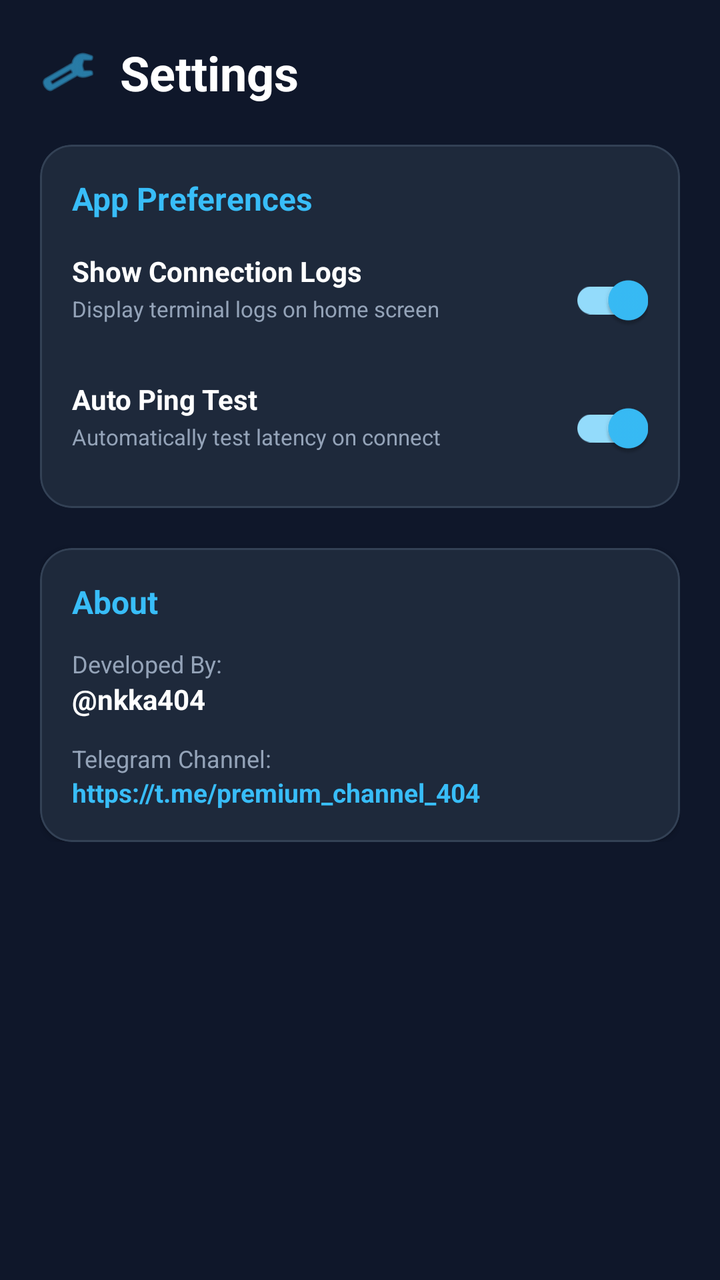
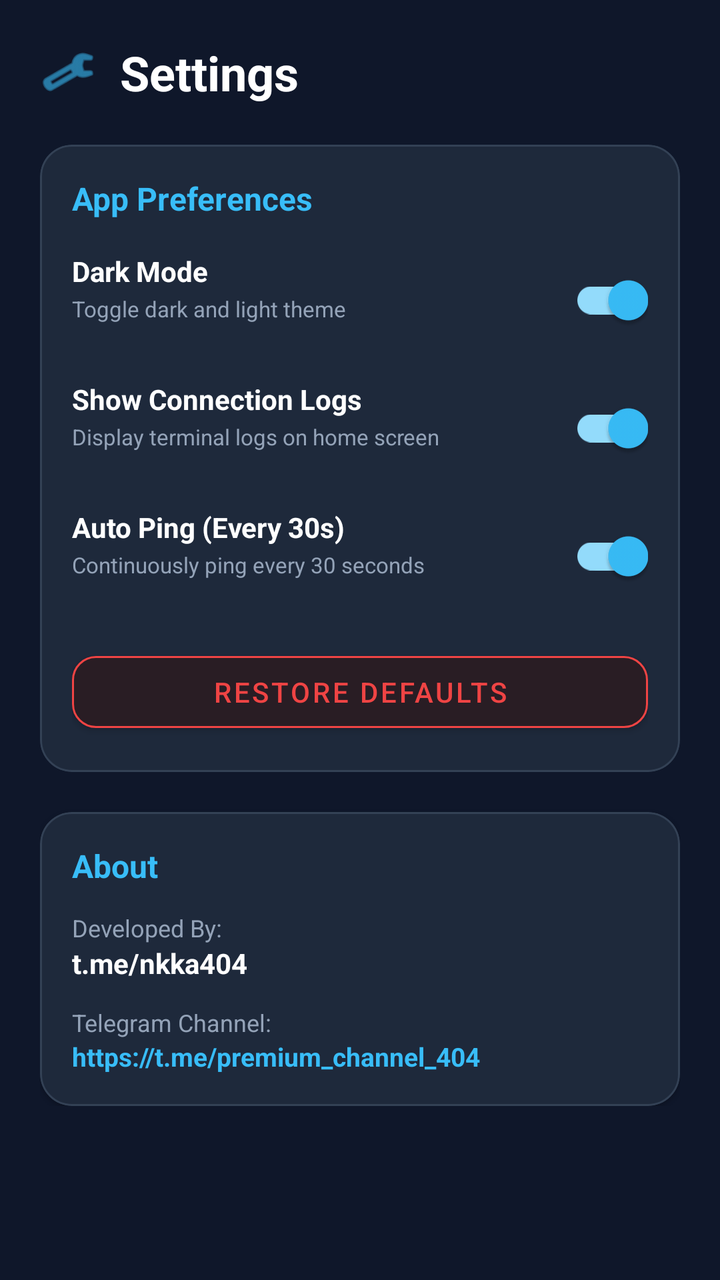

Screens rendered from an Android XML layout before and after an edit, with the pre-edit source and the edit as a unified diff.
<!-- AndroidManifest.xml: application theme AppTheme -->
<!-- res/layout/nav_drawer.xml -->
<?xml version="1.0" encoding="utf-8"?>
<ScrollView xmlns:android="http://schemas.android.com/apk/res/android"
    xmlns:app="http://schemas.android.com/apk/res-auto"
    android:layout_width="300dp"
    android:layout_height="match_parent"
    android:layout_gravity="start"
    android:background="#0F172A">

    <LinearLayout
        android:layout_width="match_parent"
        android:layout_height="wrap_content"
        android:orientation="vertical"
        android:padding="20dp">

        
        <LinearLayout
            android:layout_width="match_parent"
            android:layout_height="wrap_content"
            android:gravity="center_vertical"
            android:orientation="horizontal">

            <ImageView
                android:layout_width="28dp"
                android:layout_height="28dp"
                android:src="@android:drawable/ic_menu_preferences"
                app:tint="#38BDF8" />

            <TextView
                android:layout_width="wrap_content"
                android:layout_height="wrap_content"
                android:layout_marginStart="12dp"
                android:text="Settings"
                android:textColor="#FFFFFF"
                android:textSize="24sp"
                android:textStyle="bold" />
        </LinearLayout>

        
        <com.google.android.material.card.MaterialCardView
            android:layout_width="match_parent"
            android:layout_height="wrap_content"
            android:layout_marginTop="20dp"
            app:cardBackgroundColor="#1E293B"
            app:cardCornerRadius="16dp"
            app:strokeColor="#334155"
            app:strokeWidth="1dp">

            <LinearLayout
                android:layout_width="match_parent"
                android:layout_height="wrap_content"
                android:orientation="vertical"
                android:padding="16dp">

                <TextView
                    android:layout_width="wrap_content"
                    android:layout_height="wrap_content"
                    android:text="App Preferences"
                    android:textColor="#38BDF8"
                    android:textSize="16sp"
                    android:textStyle="bold" />

                
                <RelativeLayout
                    android:layout_width="match_parent"
                    android:layout_height="wrap_content"
                    android:layout_marginTop="16dp">

                    <LinearLayout
                        android:layout_width="wrap_content"
                        android:layout_height="wrap_content"
                        android:layout_toStartOf="@id/switchLogs"
                        android:layout_alignParentStart="true"
                        android:orientation="vertical">

                        <TextView
                            android:layout_width="wrap_content"
                            android:layout_height="wrap_content"
                            android:text="Show Connection Logs"
                            android:textColor="#FFFFFF"
                            android:textSize="14sp"
                            android:textStyle="bold" />

                        <TextView
                            android:layout_width="wrap_content"
                            android:layout_height="wrap_content"
                            android:layout_marginTop="2dp"
                            android:text="Display terminal logs on home screen"
                            android:textColor="#94A3B8"
                            android:textSize="11sp" />
                    </LinearLayout>

                    <com.google.android.material.switchmaterial.SwitchMaterial
                        android:id="@+id/switchLogs"
                        android:layout_width="wrap_content"
                        android:layout_height="wrap_content"
                        android:layout_alignParentEnd="true"
                        android:checked="true" />
                </RelativeLayout>

                
                <RelativeLayout
                    android:layout_width="match_parent"
                    android:layout_height="wrap_content"
                    android:layout_marginTop="16dp">

                    <LinearLayout
                        android:layout_width="wrap_content"
                        android:layout_height="wrap_content"
                        android:layout_toStartOf="@id/switchPing"
                        android:layout_alignParentStart="true"
                        android:orientation="vertical">

                        <TextView
                            android:layout_width="wrap_content"
                            android:layout_height="wrap_content"
                            android:text="Auto Ping Test"
                            android:textColor="#FFFFFF"
                            android:textSize="14sp"
                            android:textStyle="bold" />

                        <TextView
                            android:layout_width="wrap_content"
                            android:layout_height="wrap_content"
                            android:layout_marginTop="2dp"
                            android:text="Automatically test latency on connect"
                            android:textColor="#94A3B8"
                            android:textSize="11sp" />
                    </LinearLayout>

                    <com.google.android.material.switchmaterial.SwitchMaterial
                        android:id="@+id/switchPing"
                        android:layout_width="wrap_content"
                        android:layout_height="wrap_content"
                        android:layout_alignParentEnd="true"
                        android:checked="true" />
                </RelativeLayout>

            </LinearLayout>
        </com.google.android.material.card.MaterialCardView>

        
        <com.google.android.material.card.MaterialCardView
            android:layout_width="match_parent"
            android:layout_height="wrap_content"
            android:layout_marginTop="20dp"
            app:cardBackgroundColor="#1E293B"
            app:cardCornerRadius="16dp"
            app:strokeColor="#334155"
            app:strokeWidth="1dp">

            <LinearLayout
                android:layout_width="match_parent"
                android:layout_height="wrap_content"
                android:orientation="vertical"
                android:padding="16dp">

                <TextView
                    android:layout_width="wrap_content"
                    android:layout_height="wrap_content"
                    android:text="About"
                    android:textColor="#38BDF8"
                    android:textSize="16sp"
                    android:textStyle="bold" />

                <TextView
                    android:layout_width="wrap_content"
                    android:layout_height="wrap_content"
                    android:layout_marginTop="12dp"
                    android:text="Developed By:"
                    android:textColor="#94A3B8"
                    android:textSize="12sp" />

                <TextView
                    android:layout_width="wrap_content"
                    android:layout_height="wrap_content"
                    android:text="@nkka404"
                    android:textColor="#FFFFFF"
                    android:textSize="14sp"
                    android:textStyle="bold" />

                <TextView
                    android:layout_width="wrap_content"
                    android:layout_height="wrap_content"
                    android:layout_marginTop="12dp"
                    android:text="Telegram Channel:"
                    android:textColor="#94A3B8"
                    android:textSize="12sp" />

                <TextView
                    android:id="@+id/tvTelegram"
                    android:layout_width="wrap_content"
                    android:layout_height="wrap_content"
                    android:clickable="true"
                    android:focusable="true"
                    android:text="https://t.me/premium_channel_404"
                    android:textColor="#38BDF8"
                    android:textSize="13sp"
                    android:textStyle="bold" />

            </LinearLayout>
        </com.google.android.material.card.MaterialCardView>

    </LinearLayout>
</ScrollView>
<!-- resources referenced by this layout -->
<resources>
  <style name="AppTheme" parent="Theme.MaterialComponents.DayNight.NoActionBar">
          <item name="colorPrimary">#38BDF8</item>
          <item name="colorPrimaryDark">#0F172A</item>
          <item name="colorAccent">#38BDF8</item>
          <item name="android:windowBackground">#0F172A</item>
          <item name="android:statusBarColor">#0F172A</item>
      </style>
</resources>

<!-- the commit's change to res/layout/nav_drawer.xml (unified diff, before → after) -->
@@ -1,6 +1,7 @@
 <?xml version="1.0" encoding="utf-8"?>
 <ScrollView xmlns:android="http://schemas.android.com/apk/res/android"
     xmlns:app="http://schemas.android.com/apk/res-auto"
+    android:id="@+id/drawerScrollView"
     android:layout_width="300dp"
     android:layout_height="match_parent"
     android:layout_gravity="start"
@@ -68,8 +69,46 @@
                     <LinearLayout
                         android:layout_width="wrap_content"
                         android:layout_height="wrap_content"
+                        android:layout_alignParentStart="true"
+                        android:layout_toStartOf="@id/switchDarkMode"
+                        android:orientation="vertical">
+
+                        <TextView
+                            android:layout_width="wrap_content"
+                            android:layout_height="wrap_content"
+                            android:text="Dark Mode"
+                            android:textColor="#FFFFFF"
+                            android:textSize="14sp"
+                            android:textStyle="bold" />
+
+                        <TextView
+                            android:layout_width="wrap_content"
+                            android:layout_height="wrap_content"
+                            android:layout_marginTop="2dp"
+                            android:text="Toggle dark and light theme"
+                            android:textColor="#94A3B8"
+                            android:textSize="11sp" />
+                    </LinearLayout>
+
+                    <com.google.android.material.switchmaterial.SwitchMaterial
+                        android:id="@+id/switchDarkMode"
+                        android:layout_width="wrap_content"
+                        android:layout_height="wrap_content"
+                        android:layout_alignParentEnd="true"
+                        android:checked="true" />
+                </RelativeLayout>
+
+                
+                <RelativeLayout
+                    android:layout_width="match_parent"
+                    android:layout_height="wrap_content"
+                    android:layout_marginTop="16dp">
+
+                    <LinearLayout
+                        android:layout_width="wrap_content"
+                        android:layout_height="wrap_content"
+                        android:layout_alignParentStart="true"
                         android:layout_toStartOf="@id/switchLogs"
-                        android:layout_alignParentStart="true"
                         android:orientation="vertical">
 
                         <TextView
@@ -106,14 +145,14 @@
                     <LinearLayout
                         android:layout_width="wrap_content"
                         android:layout_height="wrap_content"
+                        android:layout_alignParentStart="true"
                         android:layout_toStartOf="@id/switchPing"
-                        android:layout_alignParentStart="true"
                         android:orientation="vertical">
 
                         <TextView
                             android:layout_width="wrap_content"
                             android:layout_height="wrap_content"
-                            android:text="Auto Ping Test"
+                            android:text="Auto Ping (Every 30s)"
                             android:textColor="#FFFFFF"
                             android:textSize="14sp"
                             android:textStyle="bold" />
@@ -122,7 +161,7 @@
                             android:layout_width="wrap_content"
                             android:layout_height="wrap_content"
                             android:layout_marginTop="2dp"
-                            android:text="Automatically test latency on connect"
+                            android:text="Continuously ping every 30 seconds"
                             android:textColor="#94A3B8"
                             android:textSize="11sp" />
                     </LinearLayout>
@@ -134,6 +173,19 @@
                         android:layout_alignParentEnd="true"
                         android:checked="true" />
                 </RelativeLayout>
+
+                
+                <com.google.android.material.button.MaterialButton
+                    android:id="@+id/btnRestoreDefaults"
+                    android:layout_width="match_parent"
+                    android:layout_height="wrap_content"
+                    android:layout_marginTop="20dp"
+                    android:text="Restore Defaults"
+                    android:textColor="#EF4444"
+                    app:backgroundTint="#291D24"
+                    app:cornerRadius="12dp"
+                    app:strokeColor="#EF4444"
+                    app:strokeWidth="1dp" />
 
             </LinearLayout>
         </com.google.android.material.card.MaterialCardView>
@@ -173,7 +225,9 @@
                 <TextView
                     android:layout_width="wrap_content"
                     android:layout_height="wrap_content"
-                    android:text="@nkka404"
+                    android:clickable="true"
+                    android:focusable="true"
+                    android:text="t.me/nkka404"
                     android:textColor="#FFFFFF"
                     android:textSize="14sp"
                     android:textStyle="bold" />
